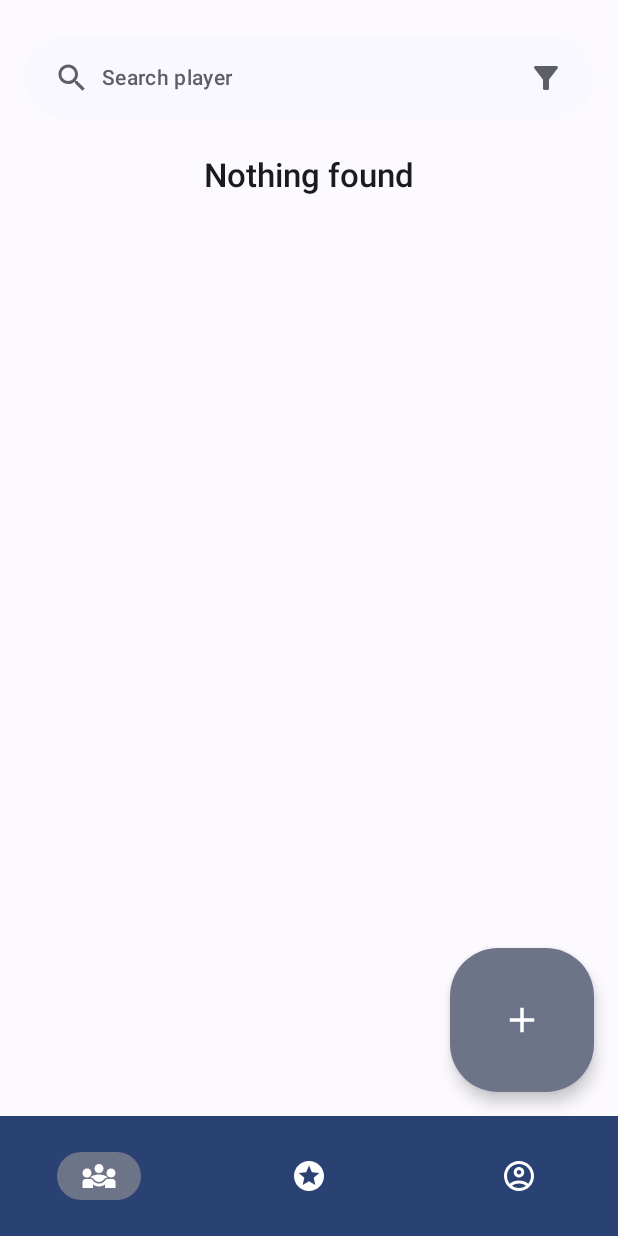
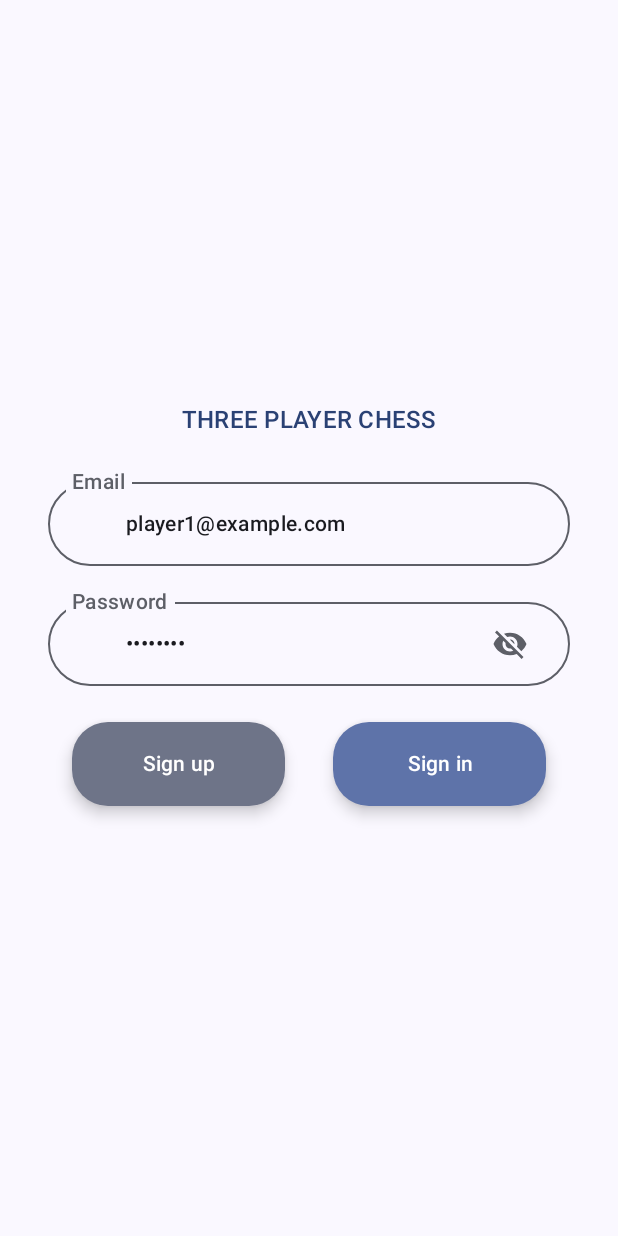
Before and after one commit to TouchTheGrass/tpc-android, an Android app built with Jetpack Compose: the composable TpcApp shown on its own in the app's theme, on a phone screen of 412 x 824 dp. Run offline under Robolectric (Android 15) with nearby library versions, the phone set to English and light mode, and no system bars.

Commit message:
Login screen

```diff
--- a/app/src/main/java/ru/touchthegrass/tpc/data/Player.kt
+++ b/app/src/main/java/ru/touchthegrass/tpc/data/Player.kt
@@ -4,6 +4,8 @@ import ru.touchthegrass.tpc.R
 
 data class Player(
     var id: Int,
+    var email: String = "email@example.com",
+    var password: String = "password",
     var name: String,
     var rating: Int,
     var avatarImageId: Int = R.drawable.avatar
--- a/app/src/main/java/ru/touchthegrass/tpc/manager/local/LocalLobbyManager.kt
+++ b/app/src/main/java/ru/touchthegrass/tpc/manager/local/LocalLobbyManager.kt
@@ -11,7 +11,6 @@ import ru.touchthegrass.tpc.manager.LobbyManager
 import ru.touchthegrass.tpc.repository.LobbyRepository
 
 class LocalLobbyManager(
-    val coroutineScope: CoroutineScope,
     override val lobbyRepository: LobbyRepository
 ) : LobbyManager {
 
--- a/app/src/main/java/ru/touchthegrass/tpc/repository/LobbyRepository.kt
+++ b/app/src/main/java/ru/touchthegrass/tpc/repository/LobbyRepository.kt
@@ -7,9 +7,9 @@ interface LobbyRepository {
 
     fun getActiveLobbies(): Flow<List<Lobby>>
 
-    fun getCurrentPlayerHistory(): Flow<List<Lobby>>
+    fun getPlayerHistory(playerId: Int): Flow<List<Lobby>>
 
-    fun getLobbyByGameSessionId(id: Int): Lobby
+    fun getLobbyByGameSessionId(gameSessionId: Int): Lobby
 
     fun createLobby(lobby: Lobby): Lobby
 }
--- a/app/src/main/java/ru/touchthegrass/tpc/repository/PlayerRepository.kt
+++ b/app/src/main/java/ru/touchthegrass/tpc/repository/PlayerRepository.kt
@@ -5,9 +5,9 @@ import ru.touchthegrass.tpc.data.Player
 
 interface PlayerRepository {
 
-    fun getCurrentPlayer(): Flow<Player>
-
     fun getAllPlayers(): Flow<List<Player>>
 
-    fun getPlayerByUid(id: Int): Flow<Player>
+    fun getPlayerById(id: Int): Player
+
+    fun getPlayerByCredential(email: String, password: String): Player?
 }
--- a/app/src/main/java/ru/touchthegrass/tpc/ui/MainActivity.kt
+++ b/app/src/main/java/ru/touchthegrass/tpc/ui/MainActivity.kt
@@ -30,6 +30,12 @@ class MainActivity : ComponentActivity() {
                     tpcPlayerState = playerState,
                     tpcFilterState = filterState,
                     tpcLobbyState = lobbyState,
+                    loginUser = { email, password ->
+                        viewModel.loginUser(email, password)
+                    },
+                    navigateToRegistrationScreen = {
+
+                    },
                     closeFilterScreen = {
                         viewModel.closeFilterScreen()
                     },
--- a/app/src/main/java/ru/touchthegrass/tpc/ui/TpcApp.kt
+++ b/app/src/main/java/ru/touchthegrass/tpc/ui/TpcApp.kt
@@ -33,6 +33,8 @@ fun TpcApp(
     tpcPlayerState: TpcPlayerState,
     tpcFilterState: TpcFilterState,
     tpcLobbyState: TpcLobbyState,
+    loginUser: (String, String) -> Unit,
+    navigateToRegistrationScreen: () -> Unit,
     closeFilterScreen: () -> Unit,
     navigateToFilterScreen: () -> Unit,
     onPlayerFilterChanged: (String) -> Unit,
@@ -44,7 +46,14 @@ fun TpcApp(
     onConfirmTurnPressed: () -> Unit
 ) {
 
-    if (tpcHomeUIState.openedLobby) {
+    if (tpcPlayerState.currentPlayer == null) {
+        LoginScreen(
+            onLoginPressed = loginUser,
+            onRegisterPressed = {
+
+            }
+        )
+    } else if (tpcHomeUIState.openedLobby) {
 
         if (tpcLobbyState.gameSession!!.status == GameSessionStatus.GAME) {
             GameScreen(
--- a/app/src/main/java/ru/touchthegrass/tpc/ui/component/AppBars.kt
+++ b/app/src/main/java/ru/touchthegrass/tpc/ui/component/AppBars.kt
@@ -1,8 +1,6 @@
 package ru.touchthegrass.tpc.ui.component
 
-import androidx.compose.animation.core.animateDpAsState
 import androidx.compose.foundation.layout.*
-import androidx.compose.foundation.shape.CircleShape
 import androidx.compose.material.icons.Icons
 import androidx.compose.material.icons.filled.*
 import androidx.compose.material3.*
@@ -10,63 +8,10 @@ import androidx.compose.material3.TopAppBarDefaults.topAppBarColors
 import androidx.compose.runtime.Composable
 import androidx.compose.ui.Alignment
 import androidx.compose.ui.Modifier
-import androidx.compose.ui.graphics.Color
-import androidx.compose.ui.input.nestedscroll.NestedScrollConnection
 import androidx.compose.ui.res.stringResource
 import androidx.compose.ui.unit.dp
 import ru.touchthegrass.tpc.R
 import ru.touchthegrass.tpc.data.PlayerGameSession
-
-@OptIn(ExperimentalMaterial3Api::class)
-@Composable
-fun TpcSearchPlayerBar(
-    value: String,
-    onValueChange: (String) -> Unit,
-    navigateToFilter: () -> Unit
-) {
-    TextField(
-        modifier = Modifier
-            .fillMaxWidth()
-            .padding(top = 24.dp, bottom = 16.dp),
-        value = value,
-        onValueChange = onValueChange,
-        label = {
-            Text(
-                text = stringResource(id = R.string.search_player),
-                style = MaterialTheme.typography.bodyMedium,
-                color = MaterialTheme.colorScheme.outline
-            )
-        },
-        leadingIcon = {
-            Icon(
-                imageVector = Icons.Default.Search,
-                contentDescription = stringResource(id = R.string.search),
-                modifier = Modifier.padding(start = 16.dp),
-                tint = MaterialTheme.colorScheme.outline
-            )
-        },
-        trailingIcon = {
-            IconButton(onClick = navigateToFilter) {
-                Icon(
-                    imageVector = Icons.Filled.FilterAlt,
-                    contentDescription = stringResource(R.string.filter),
-                    modifier = Modifier.padding(end = 16.dp),
-                    tint = MaterialTheme.colorScheme.outline
-                )
-            }
-        },
-        textStyle = MaterialTheme.typography.bodyMedium,
-        singleLine = true,
-        shape = CircleShape,
-        colors = TextFieldDefaults.textFieldColors(
-            textColor = MaterialTheme.colorScheme.onSurface,
-            containerColor = MaterialTheme.colorScheme.surface,
-            focusedIndicatorColor = Color.Transparent,
-            unfocusedIndicatorColor = Color.Transparent,
-            disabledIndicatorColor = Color.Transparent
-        )
-    )
-}
 
 @OptIn(ExperimentalMaterial3Api::class)
 @Composable
--- /dev/null
+++ b/app/src/main/java/ru/touchthegrass/tpc/ui/component/TextFields.kt
@@ -0,0 +1,126 @@
+package ru.touchthegrass.tpc.ui.component
+
+import androidx.compose.foundation.layout.fillMaxWidth
+import androidx.compose.foundation.layout.padding
+import androidx.compose.foundation.shape.CircleShape
+import androidx.compose.foundation.text.KeyboardOptions
+import androidx.compose.material.icons.Icons
+import androidx.compose.material.icons.filled.FilterAlt
+import androidx.compose.material.icons.filled.Search
+import androidx.compose.material3.*
+import androidx.compose.runtime.Composable
+import androidx.compose.ui.Modifier
+import androidx.compose.ui.graphics.Color
+import androidx.compose.ui.res.stringResource
+import androidx.compose.ui.text.input.VisualTransformation
+import androidx.compose.ui.unit.dp
+import ru.touchthegrass.tpc.R
+
+@Composable
+fun SearchPlayerField(
+    value: String,
+    onValueChange: (String) -> Unit,
+    navigateToFilter: () -> Unit
+) {
+    TpcTextField(
+        modifier = Modifier
+            .fillMaxWidth()
+            .padding(top = 24.dp, bottom = 16.dp),
+        label = stringResource(id = R.string.search_player),
+        value = value,
+        onValueChange = onValueChange,
+        leadingIcon = {
+            Icon(
+                imageVector = Icons.Default.Search,
+                contentDescription = stringResource(id = R.string.search),
+                modifier = Modifier.padding(start = 16.dp),
+                tint = MaterialTheme.colorScheme.outline
+            )
+        },
+        trailingIcon = {
+            IconButton(
+                modifier = Modifier.padding(end = 16.dp),
+                onClick = navigateToFilter
+            ) {
+                Icon(
+                    imageVector = Icons.Filled.FilterAlt,
+                    contentDescription = stringResource(R.string.filter),
+                    tint = MaterialTheme.colorScheme.outline
+                )
+            }
+        }
+    )
+}
+
+@OptIn(ExperimentalMaterial3Api::class)
+@Composable
+fun TpcTextField(
+    modifier: Modifier,
+    label: String,
+    value: String,
+    onValueChange: (String) -> Unit,
+    leadingIcon: @Composable () -> Unit = {},
+    trailingIcon: @Composable () -> Unit = {},
+) {
+    TextField(
+        modifier = modifier,
+        value = value,
+        onValueChange = onValueChange,
+        label = {
+            Text(
+                text = label,
+                style = MaterialTheme.typography.bodyMedium,
+                color = MaterialTheme.colorScheme.outline
+            )
+        },
+        leadingIcon = leadingIcon,
+        trailingIcon = trailingIcon,
+        textStyle = MaterialTheme.typography.bodyMedium,
+        singleLine = true,
+        shape = CircleShape,
+        colors = TextFieldDefaults.textFieldColors(
+            textColor = MaterialTheme.colorScheme.onSurface,
+            containerColor = MaterialTheme.colorScheme.surface,
+            focusedIndicatorColor = Color.Transparent,
+            unfocusedIndicatorColor = Color.Transparent,
+            disabledIndicatorColor = Color.Transparent
+        )
+    )
+}
+
+@OptIn(ExperimentalMaterial3Api::class)
+@Composable
+fun TpcOutlinedTextField(
+    modifier: Modifier,
+    label: String,
+    value: String,
+    onValueChange: (String) -> Unit,
+    leadingIcon: @Composable () -> Unit = {},
+    trailingIcon: @Composable () -> Unit = {},
+    visualTransformation: VisualTransformation = VisualTransformation.None,
+    keyboardOptions: KeyboardOptions = KeyboardOptions.Default,
+) {
+    OutlinedTextField(
+        modifier = modifier,
+        value = value,
+        onValueChange = onValueChange,
+        label = {
+            Text(
+                text = label,
+                style = MaterialTheme.typography.bodyMedium,
+                color = MaterialTheme.colorScheme.outline
+            )
+        },
+        leadingIcon = leadingIcon,
+        trailingIcon = trailingIcon,
+        keyboardOptions = keyboardOptions,
+        visualTransformation = visualTransformation,
+        textStyle = MaterialTheme.typography.bodyMedium,
+        singleLine = true,
+        shape = CircleShape,
+        colors = TextFieldDefaults.outlinedTextFieldColors(
+            textColor = MaterialTheme.colorScheme.onSurface,
+            containerColor = MaterialTheme.colorScheme.surface,
+        )
+    )
+}
--- a/app/src/main/java/ru/touchthegrass/tpc/ui/screen/LobbiesScreen.kt
+++ b/app/src/main/java/ru/touchthegrass/tpc/ui/screen/LobbiesScreen.kt
@@ -21,7 +21,7 @@ import ru.touchthegrass.tpc.R
 import ru.touchthegrass.tpc.data.Lobby
 import ru.touchthegrass.tpc.model.TpcHomeUIState
 import ru.touchthegrass.tpc.ui.component.LobbyListItem
-import ru.touchthegrass.tpc.ui.component.TpcSearchPlayerBar
+import ru.touchthegrass.tpc.ui.component.SearchPlayerField
 import ru.touchthegrass.tpc.model.TpcFilterState
 import ru.touchthegrass.tpc.model.TpcLobbyState
 
@@ -94,7 +94,7 @@ fun TpcLobbyList(
     ) {
 
         item {
-            TpcSearchPlayerBar(
+            SearchPlayerField(
                 value = playerFilter,
                 onValueChange = onPlayerFilterChanged,
                 navigateToFilter = navigateToFilter
--- /dev/null
+++ b/app/src/main/java/ru/touchthegrass/tpc/ui/screen/LoginScreen.kt
@@ -0,0 +1,130 @@
+package ru.touchthegrass.tpc.ui.screen
+
+import androidx.compose.foundation.background
+import androidx.compose.foundation.layout.*
+import androidx.compose.foundation.text.KeyboardOptions
+import androidx.compose.material.icons.Icons
+import androidx.compose.material.icons.filled.Visibility
+import androidx.compose.material.icons.filled.VisibilityOff
+import androidx.compose.material3.*
+import androidx.compose.runtime.*
+import androidx.compose.runtime.saveable.rememberSaveable
+import androidx.compose.ui.Alignment
+import androidx.compose.ui.Modifier
+import androidx.compose.ui.res.stringResource
+import androidx.compose.ui.text.input.KeyboardType
+import androidx.compose.ui.text.input.PasswordVisualTransformation
+import androidx.compose.ui.text.input.VisualTransformation
+import androidx.compose.ui.text.style.TextAlign
+import androidx.compose.ui.unit.dp
+import ru.touchthegrass.tpc.R
+import ru.touchthegrass.tpc.ui.component.TpcOutlinedTextField
+
+@Composable
+fun LoginScreen(
+    onLoginPressed: (String, String) -> Unit,
+    onRegisterPressed: () -> Unit
+) {
+
+    var emailValue by rememberSaveable { mutableStateOf("player1@example.com") }
+    var passwordValue by rememberSaveable { mutableStateOf("password") }
+    var passwordVisible by rememberSaveable { mutableStateOf(false) }
+
+    Box(
+        modifier = Modifier
+            .fillMaxSize()
+            .background(color = MaterialTheme.colorScheme.background),
+        contentAlignment = Alignment.Center
+    ) {
+        Column(
+            modifier = Modifier
+                .fillMaxWidth()
+                .padding(horizontal = 32.dp)
+        ) {
+            Text(
+                modifier = Modifier
+                    .fillMaxWidth()
+                    .padding(bottom = 16.dp),
+                text = stringResource(R.string.app_name).uppercase(),
+                style = MaterialTheme.typography.titleMedium,
+                color = MaterialTheme.colorScheme.primary,
+                textAlign = TextAlign.Center
+            )
+
+            TpcOutlinedTextField(
+                modifier = Modifier
+                    .fillMaxWidth()
+                    .padding(vertical = 8.dp),
+                label = stringResource(id = R.string.email),
+                value = emailValue,
+                onValueChange = { emailValue = it }
+            )
+
+            TpcOutlinedTextField(
+                modifier = Modifier
+                    .fillMaxWidth()
+                    .padding(vertical = 8.dp),
+                label = stringResource(id = R.string.password),
+                value = passwordValue,
+                onValueChange = { passwordValue = it },
+                trailingIcon = {
+                    val image = if (passwordVisible) Icons.Filled.Visibility
+                    else Icons.Filled.VisibilityOff
+
+                    val description = if (passwordVisible) stringResource(R.string.hide_password)
+                    else stringResource(R.string.show_password)
+
+                    IconButton(
+                        modifier = Modifier.padding(end = 16.dp),
+                        onClick = { passwordVisible = !passwordVisible }
+                    ) {
+                        Icon(
+                            imageVector = image,
+                            contentDescription = description,
+                            tint = MaterialTheme.colorScheme.outline
+                        )
+                    }
+                },
+                visualTransformation = if (passwordVisible) VisualTransformation.None else PasswordVisualTransformation(),
+                keyboardOptions = KeyboardOptions(keyboardType = KeyboardType.Password)
+            )
+
+            Row(
+                modifier = Modifier
+                    .fillMaxWidth()
+                    .padding(vertical = 16.dp),
+                horizontalArrangement = Arrangement.SpaceBetween
+            ) {
+                ExtendedFloatingActionButton(
+                    onClick = onRegisterPressed,
+                    modifier = Modifier
+                        .weight(1f)
+                        .padding(horizontal = 16.dp),
+                    containerColor = MaterialTheme.colorScheme.secondaryContainer,
+                    contentColor = MaterialTheme.colorScheme.onSecondaryContainer
+                ) {
+                    Text(
+                        text = stringResource(R.string.sign_up),
+                        textAlign = TextAlign.Center
+                    )
+                }
+
+                ExtendedFloatingActionButton(
+                    onClick = {
+                        onLoginPressed(emailValue, passwordValue)
+                    },
+                    modifier = Modifier
+                        .weight(1f)
+                        .padding(horizontal = 16.dp),
+                    containerColor = MaterialTheme.colorScheme.primaryContainer,
+                    contentColor = MaterialTheme.colorScheme.onPrimaryContainer
+                ) {
+                    Text(
+                        text = stringResource(R.string.sign_in),
+                        textAlign = TextAlign.Center
+                    )
+                }
+            }
+        }
+    }
+}
--- a/app/src/main/java/ru/touchthegrass/tpc/ui/screen/ProfileScreen.kt
+++ b/app/src/main/java/ru/touchthegrass/tpc/ui/screen/ProfileScreen.kt
@@ -15,7 +15,7 @@ import androidx.compose.ui.res.painterResource
 import androidx.compose.ui.unit.dp
 import ru.touchthegrass.tpc.data.*
 import ru.touchthegrass.tpc.ui.component.ProfileHistoryListItem
-import ru.touchthegrass.tpc.ui.component.TpcSearchPlayerBar
+import ru.touchthegrass.tpc.ui.component.SearchPlayerField
 import ru.touchthegrass.tpc.model.TpcFilterState
 import ru.touchthegrass.tpc.model.TpcPlayerState
 
@@ -48,7 +48,7 @@ fun TpcProfileScreen(
             }
 
             item {
-                TpcSearchPlayerBar(
+                SearchPlayerField(
                     value = tpcFilterState.playerFilter,
                     onValueChange = onPlayerFilterChanged,
                     navigateToFilter = navigateToFilter
--- a/app/src/main/java/ru/touchthegrass/tpc/ui/screen/RatingScreen.kt
+++ b/app/src/main/java/ru/touchthegrass/tpc/ui/screen/RatingScreen.kt
@@ -16,7 +16,7 @@ import androidx.compose.ui.unit.dp
 import ru.touchthegrass.tpc.R
 import ru.touchthegrass.tpc.data.Player
 import ru.touchthegrass.tpc.ui.component.RatingPlayerListItem
-import ru.touchthegrass.tpc.ui.component.TpcSearchPlayerBar
+import ru.touchthegrass.tpc.ui.component.SearchPlayerField
 import ru.touchthegrass.tpc.model.TpcFilterState
 import ru.touchthegrass.tpc.model.TpcHomeUIState
 import ru.touchthegrass.tpc.model.TpcPlayerState
@@ -69,7 +69,7 @@ fun TpcRatingList(
         state = lobbyLazyListState
     ) {
         item {
-            TpcSearchPlayerBar(
+            SearchPlayerField(
                 value = playerFilter,
                 onValueChange = onPlayerFilterChanged,
                 navigateToFilter = navigateToFilter
--- a/app/src/main/res/values/strings.xml
+++ b/app/src/main/res/values/strings.xml
@@ -1,5 +1,12 @@
 <resources>
     <string name="app_name">Three player chess</string>
+
+    <string name="email">Email</string>
+    <string name="password">Password</string>
+    <string name="hide_password">Hide password</string>
+    <string name="show_password">Show password</string>
+    <string name="sign_up">Sign up</string>
+    <string name="sign_in">Sign in</string>
 
     <string name="navigation_drawer">Navigation Drawer</string>
     <string name="add">Add</string>
```
Also changed, not shown: app/src/main/java/ru/touchthegrass/tpc/data/local/LocalPlayerProvider.kt (+3 -4 lines), app/src/main/java/ru/touchthegrass/tpc/manager/UserManager.kt (added, +15 -0 lines), app/src/main/java/ru/touchthegrass/tpc/manager/local/LocalUserManager.kt (added, +18 -0 lines), app/src/main/java/ru/touchthegrass/tpc/model/HomeViewModel.kt (+44 -25 lines), app/src/main/java/ru/touchthegrass/tpc/repository/local/LocalLobbyRepository.kt (+8 -8 lines), app/src/main/java/ru/touchthegrass/tpc/repository/local/LocalPlayerRepository.kt (+9 -7 lines).
